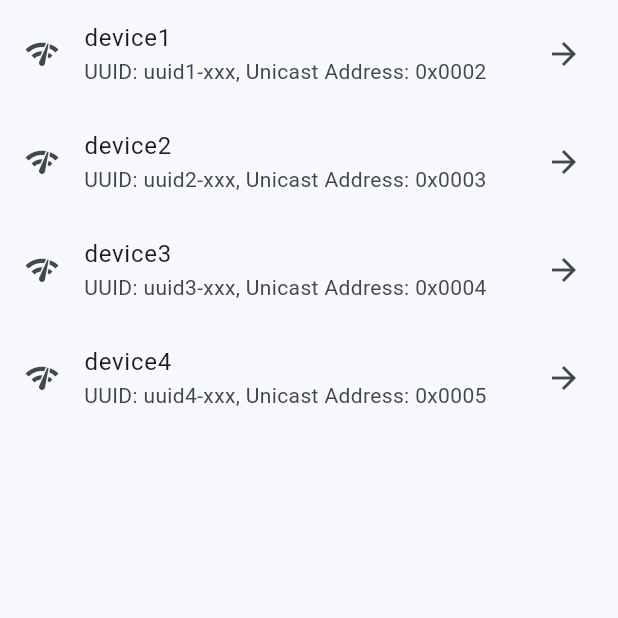
After one commit to human-interface-lab-soccer/soccer-app-flutter, a Flutter app: the NetworkNodeList screen opened directly, on a phone screen of 412 x 824 dp, the top half of it. The commit adds this screen. Run offline on Flutter 3.47's test engine with Material 3 defaults, Android fonts, the phone set to English and light mode, and no system bars; our stand-ins replace firebase_core; accounts and stored records are empty.

Commit message:
feat: #49 Add NetworkNodeList widget and show dialog for network nodes

```diff
--- /dev/null
+++ b/lib/pages/connection_page/network_node_list.dart
@@ -0,0 +1,48 @@
+import 'package:flutter/material.dart';
+
+class NetworkNodeList extends StatelessWidget {
+  const NetworkNodeList({super.key});
+
+  // sample data for network nodes
+  final networkNodes = const <Map<String, String>>[
+    {'deviceName': "device1", "uuid": "uuid1-xxx", "unicastAddress": "0x0002"},
+    {"deviceName": "device2", "uuid": "uuid2-xxx", "unicastAddress": "0x0003"},
+    {"deviceName": "device3", "uuid": "uuid3-xxx", "unicastAddress": "0x0004"},
+    {"deviceName": "device4", "uuid": "uuid4-xxx", "unicastAddress": "0x0005"},
+  ];
+
+  @override
+  Widget build(BuildContext context) {
+    return Scaffold(
+      body: Column(
+        mainAxisAlignment: MainAxisAlignment.start,
+        children: [
+          Expanded(
+            child: ListView.builder(
+              itemCount: networkNodes.length,
+              itemBuilder: (context, index) {
+                return ListTile(
+                  title: Text(networkNodes[index]["deviceName"] ?? "unknown"),
+                  subtitle: Text(
+                    'UUID: ${networkNodes[index]["uuid"]}, Unicast Address: ${networkNodes[index]["unicastAddress"]}',
+                  ),
+                  leading: Icon(Icons.network_check),
+                  trailing: Icon(Icons.arrow_forward),
+                  onTap:
+                      () => {
+                        // Handle node tap action here
+                        ScaffoldMessenger.of(context).showSnackBar(
+                          SnackBar(
+                            content: Text('Tapped on ${networkNodes[index]}'),
+                          ),
+                        ),
+                      },
+                );
+              },
+            ),
+          ),
+        ],
+      ),
+    );
+  }
+}
```
Also changed, not shown: lib/pages/connection_page.dart (+27 -0 lines).
